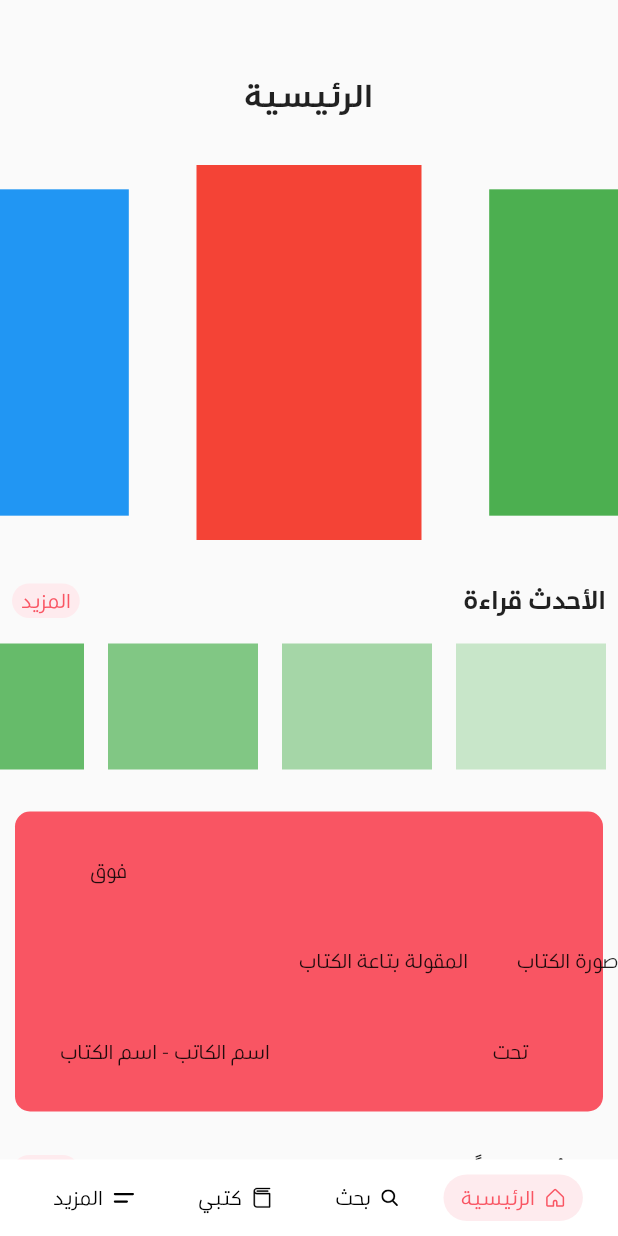
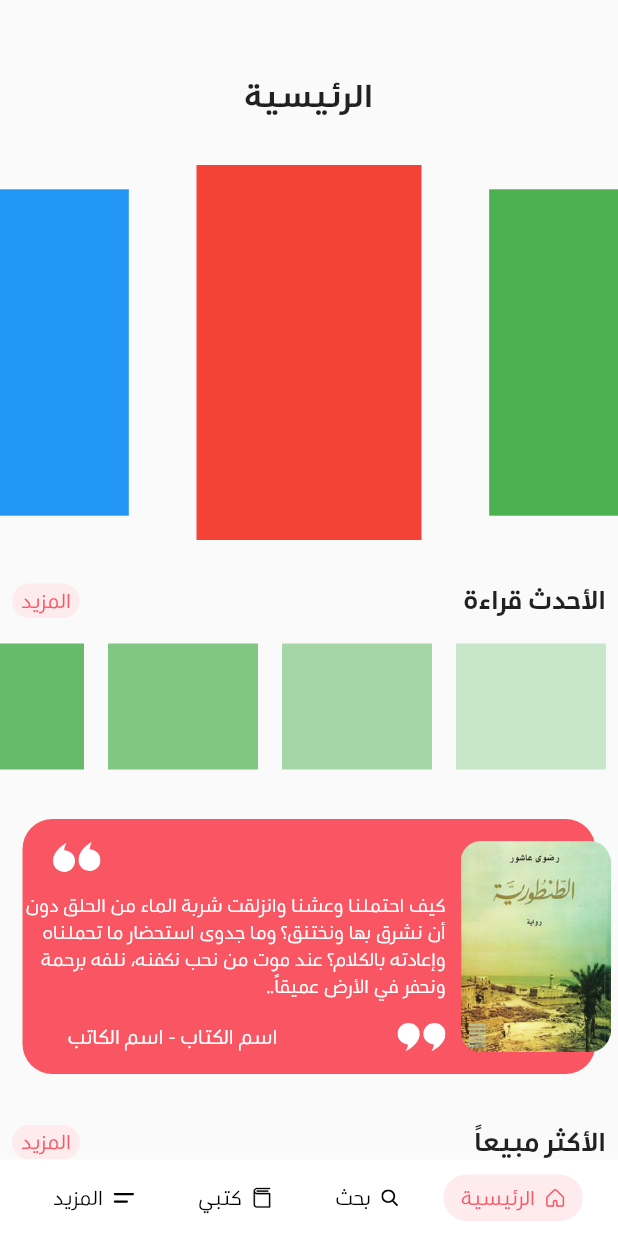
Before and after one commit to Waelahmed99/notebook_flutter, a Flutter app: the screen it shows after launch, on a phone screen of 412 x 824 dp. Run offline on Flutter 3.47's test engine with Material 2 defaults, Android fonts, the phone set to English and light mode, and no system bars; drawn by our look-alikes of carousel_slider; our stand-ins replace flutter_svg.

Commit message:
Improving Quote Widget

```diff
--- a/lib/routes/home_route.dart
+++ b/lib/routes/home_route.dart
@@ -6,6 +6,8 @@ import '../widgets/quotes_widget.dart';
 import '../widgets/books_slider.dart';
 
 class HomePage extends StatelessWidget {
+  final String content = 'كيف احتملنا وعشنا وانزلقت شربة الماء من الحلق دون أن نشرق بها ونختنق؟ وما جدوى استحضار ما تحملناه وإعادته بالكلام؟ عند موت من نحب نكفنه، نلفه برحمة ونحفر في الأرض عميقاً..';
+
   @override
   Widget build(BuildContext context) {
     return Scaffold(
@@ -20,7 +22,7 @@ class HomePage extends StatelessWidget {
             separate(20),
             HorizontalPreview('الأحدث قراءة'),
             separate(10),
-            QuoteWidget(),
+            QuoteWidget(bookName: 'اسم الكتاب', writerName: 'اسم الكاتب', content: content),
             separate(10),
             HorizontalPreview('الأكثر مبيعاً'),
             separate(10)
--- /dev/null
+++ b/lib/routes/more_books_route.dart
@@ -0,0 +1,16 @@
+import 'package:flutter/material.dart';
+
+class MoreBooksPage extends StatelessWidget {
+  final String title;
+  MoreBooksPage(this.title);
+
+  @override
+  Widget build(BuildContext context) {
+    return Scaffold(
+      appBar: AppBar(
+        title: Text(title),
+      ),
+      body: Center(child: Text('More list')),
+    );
+  }
+}
--- a/lib/widgets/books_horizontal_preview.dart
+++ b/lib/widgets/books_horizontal_preview.dart
@@ -1,21 +1,29 @@
 import 'package:flutter/material.dart';
+import 'package:notebook/routes/more_books_route.dart';
 import 'package:notebook/static_values.dart';
 
 class HorizontalPreview extends StatelessWidget {
   final String title;
   HorizontalPreview(this.title);
 
-  Widget _buildMoreButton() => Container(
+  Widget _buildMoreButton(BuildContext context) => GestureDetector(
+        onTap: () {
+          Navigator.push(context,
+              MaterialPageRoute(builder: (context) => MoreBooksPage(title)));
+        },
+        child: Container(
           margin: const EdgeInsets.all(8.0),
           decoration: BoxDecoration(
             borderRadius: BorderRadius.circular(20),
             color: Values.accentColor,
           ),
           child: Padding(
-          padding: const EdgeInsets.only(left: 6, right: 6, top: 2, bottom: 2),
+            padding:
+                const EdgeInsets.only(left: 6, right: 6, top: 2, bottom: 2),
             child: Text(
               'المزيد',
               style: TextStyle(color: Values.primaryColor),
+            ),
           ),
         ),
       );
@@ -28,10 +36,10 @@ class HorizontalPreview extends StatelessWidget {
         ),
       );
 
-  Widget _buildInfoRow() => Row(
+  Widget _buildInfoRow(BuildContext context) => Row(
         mainAxisAlignment: MainAxisAlignment.spaceBetween,
         children: <Widget>[
-          _buildMoreButton(),
+          _buildMoreButton(context),
           _buildTitleText(),
         ],
       );
@@ -53,7 +61,7 @@ class HorizontalPreview extends StatelessWidget {
   Widget build(BuildContext context) {
     return Column(
       children: <Widget>[
-        _buildInfoRow(),
+        _buildInfoRow(context),
         Container(
           width: MediaQuery.of(context).size.width,
           height: 100,
--- a/lib/widgets/quotes_widget.dart
+++ b/lib/widgets/quotes_widget.dart
@@ -1,30 +1,78 @@
+import 'dart:math';
+
 import 'package:flutter/material.dart';
+import 'package:flutter_svg/flutter_svg.dart';
 import 'package:notebook/static_values.dart';
 
 //@requires some improvements.
 class QuoteWidget extends StatelessWidget {
+  double _height = 300;
+  final String content;
+  final String writerName;
+  final String bookName;
+
+  QuoteWidget({this.content, this.writerName, this.bookName});
+
+  Widget _buildUpperQuote() => Positioned(
+      child: SvgPicture.asset('assets/quote_up.svg'), left: 20, top: 15);
+
+  Widget _buildLowerQuote() => Positioned(
+      child: SvgPicture.asset('assets/quote_down.svg'), bottom: 15, right: 100);
+
+  Widget _buildBookPicture() => Positioned(
+      height: _height,
+      child: Center(
+        child: Image.asset('assets/book_image.png', width: 100),
+      ),
+      right: -10);
+
+  Widget _buildBookDetails() => Positioned(
+      child: Text('$bookName - $writerName',
+          style: TextStyle(color: Colors.white)),
+      bottom: 15,
+      left: 30);
+
+  Widget _buildBookContent(BuildContext context) => Container(
+        width: MediaQuery.of(context).size.width - 130,
+        height: _height,
+        child: Center(
+          child: Text(
+            content,
+            style: TextStyle(color: Colors.white, fontSize: 13),
+            textDirection: TextDirection.rtl,
+          ),
+        ),
+      );
+
+  void configHeight(BuildContext context) {
+    _height = content.length * 13 / (MediaQuery.of(context).size.width);
+    if (MediaQuery.of(context).orientation == Orientation.portrait)
+      _height *= 25;
+    else
+      _height *= 50;
+    _height = max(_height, 170);
+  }
+
   @override
   Widget build(BuildContext context) {
-    return Padding(
-      padding: const EdgeInsets.all(10),
-      child: Container(
-        height: 200,
+    configHeight(context);
+    return Container(
+      margin: EdgeInsets.all(15.0),
+      height: _height,
       width: MediaQuery.of(context).size.width,
       decoration: BoxDecoration(
-          borderRadius: BorderRadius.circular(10),
+        borderRadius: BorderRadius.circular(20),
         color: Values.primaryColor,
       ),
       child: Stack(
         overflow: Overflow.visible,
         children: <Widget>[
-            Positioned(child: Text('المقولة بتاعة الكتاب'), top: 90, right: 90),
-            Positioned(child: Text('اسم الكاتب - اسم الكتاب'), bottom: 30, left: 30),
-            Positioned(child: Text('صورة الكتاب'), top: 90, right: -10),
-            Positioned(child: Text('فوق'), left: 50, top: 30),
-            Positioned(child: Text('تحت'), bottom: 30, right: 50),
-
+          _buildBookContent(context),
+          _buildBookDetails(),
+          _buildBookPicture(),
+          _buildUpperQuote(),
+          _buildLowerQuote(),
         ],
-        ),
       ),
     );
   }
```
Also changed, not shown: pubspec.yaml (+7 -13 lines), assets/book_image.png (added), assets/quote_down.svg (added), assets/quote_up.svg (added), pubspec.lock. Lines whose indentation alone changed are shown as unchanged.
